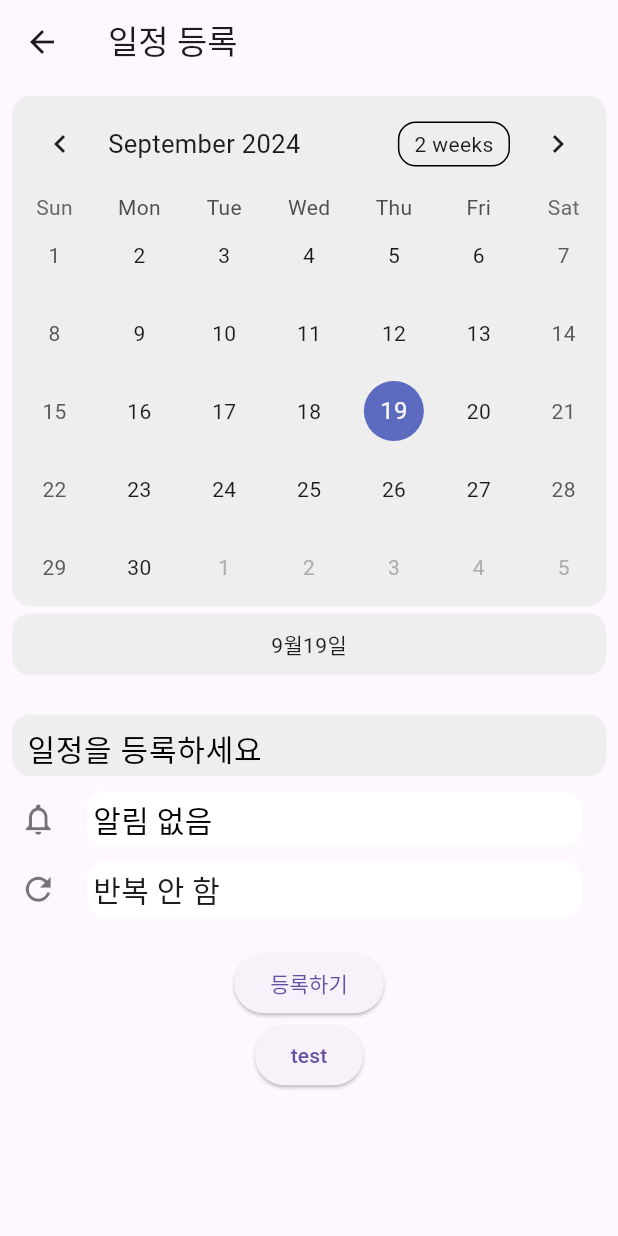
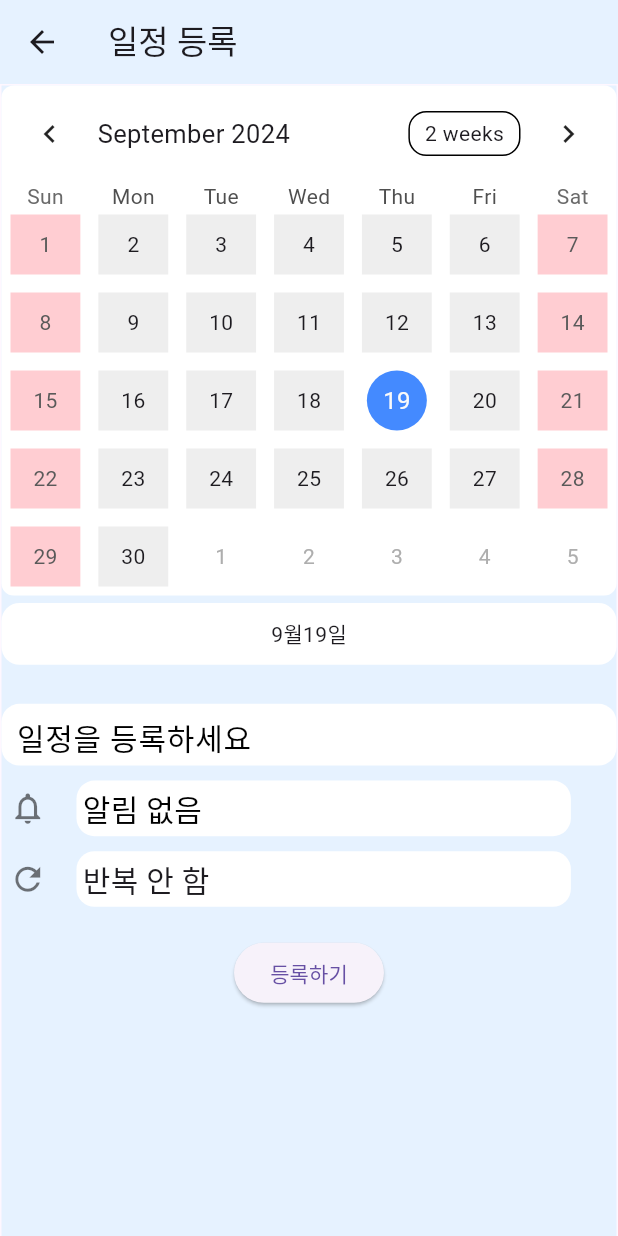
Before and after one commit to vxornjs11/Practice, a Flutter app: the Set_schedul screen opened directly, on a phone screen of 412 x 824 dp. Run offline on Flutter 3.47's test engine with Material 3 defaults, Android fonts, the phone set to English and light mode, and no system bars; drawn by our look-alikes of table_calendar; our stand-ins replace cloud_firestore, firebase_core, fl_chart, flutter_local_notifications, get and 3 more; missing offline and left inert: dart:ffi; accounts and stored records are empty.

```diff
--- a/lib/screen/Set_schedule.dart
+++ b/lib/screen/Set_schedule.dart
@@ -8,6 +8,7 @@ import 'package:get/get.dart';
 import 'package:intl/intl.dart';
 import 'package:practice_01_app/home.dart';
 import 'package:practice_01_app/main.dart';
+import 'package:practice_01_app/provinder/color_provinder.dart';
 import 'package:practice_01_app/provinder/count_provinder.dart';
 import 'package:practice_01_app/provinder/timer_provinder.dart';
 import 'package:practice_01_app/screen/Refresh.dart';
@@ -352,8 +353,10 @@ class __Set_schedulState extends State<Set_schedul> {
     // TextEditingController text_title;
     // var styles = TextStyle(
     //     fontSize: 16, color: Colors.grey.shade600, fontWeight: FontWeight.w500);
+    return Consumer<ColorProvider>(builder: (context, value, child) {
       return Scaffold(
           appBar: AppBar(
+            backgroundColor: value.backgroundColor,
             title: const Text("일정 등록"),
             leading: IconButton(
               icon: const Icon(Icons.arrow_back),
@@ -371,13 +374,21 @@ class __Set_schedulState extends State<Set_schedul> {
           ),
           body: SingleChildScrollView(
             child: Padding(
-            padding: const EdgeInsets.all(8.0),
+              padding: const EdgeInsets.all(1.0),
+              child: Consumer<ColorProvider>(builder: (context, value, child) {
+                return Container(
+                  width: size.width * 1,
+                  height: size.height * 1,
+                  decoration: BoxDecoration(
+                    color: value.backgroundColor,
+                  ),
                   child: Column(
                     children: [
                       Container(
                         decoration: BoxDecoration(
-                      borderRadius: BorderRadius.circular(12.0),
-                      color: Colors.grey.shade200),
+                            // 달력순간이동
+                            borderRadius: BorderRadius.circular(8.0),
+                            color: Colors.white),
                         child: TableCalendar(
                           onDaySelected: onDaySelected,
                           selectedDayPredicate: (date) {
@@ -386,6 +397,34 @@ class __Set_schedulState extends State<Set_schedul> {
                           firstDay: DateTime.utc(2010, 10, 16),
                           lastDay: DateTime.utc(2030, 3, 14),
                           focusedDay: DateTime.now(),
+                          calendarBuilders: CalendarBuilders(
+                            markerBuilder: (context, date, events) {
+                              if (events.isNotEmpty) {
+                                return Positioned(
+                                  right: 20,
+                                  bottom: 1,
+                                  child: _buildEventsMarker(date, events),
+                                );
+                              }
+                              return null;
+                            },
+                          ),
+                          calendarStyle: CalendarStyle(
+                            defaultDecoration: BoxDecoration(
+                              color: Colors.grey.shade200, // 기본 날짜 셀 배경색
+                            ),
+                            weekendDecoration: BoxDecoration(
+                              color: Colors.red.shade100, // 주말 날짜 셀 배경색
+                            ),
+                            selectedDecoration: BoxDecoration(
+                              color: Colors.blueAccent, // 선택된 날짜 셀 배경색
+                              shape: BoxShape.circle,
+                            ),
+                            todayDecoration: BoxDecoration(
+                              color: Colors.orangeAccent, // 오늘 날짜 셀 배경색
+                              shape: BoxShape.circle,
+                            ),
+                          ),
                         ),
                       ),
                       const SizedBox(
@@ -394,14 +433,15 @@ class __Set_schedulState extends State<Set_schedul> {
                       Container(
                         decoration: BoxDecoration(
                             borderRadius: BorderRadius.circular(12.0),
-                      color: Colors.grey.shade200),
+                            color: Colors.white),
                         width: size.width * 1,
                         height: size.height * 0.05,
                         child: context.watch<CounterProvider>().day != ""
                             ? Consumer<CounterProvider>(
                                 builder: (context, value, child) {
                                   return Center(
-                                child: Text("${value.month}월${value.day}일"));
+                                      child:
+                                          Text("${value.month}월${value.day}일"));
                                 },
                               )
                             : Center(
@@ -415,7 +455,7 @@ class __Set_schedulState extends State<Set_schedul> {
                       Container(
                         decoration: BoxDecoration(
                             borderRadius: BorderRadius.circular(12.0),
-                      color: Colors.grey.shade200),
+                            color: Colors.white),
                         width: size.width * 1,
                         height: size.height * 0.05,
                         child: TextField(
@@ -425,8 +465,8 @@ class __Set_schedulState extends State<Set_schedul> {
                               fontSize: 20,
                               color: Colors.black,
                             ),
-                      contentPadding:
-                          EdgeInsets.symmetric(vertical: 0.0, horizontal: 10.0),
+                            contentPadding: EdgeInsets.symmetric(
+                                vertical: 0.0, horizontal: 10.0),
                             hintText: '일정을 등록하세요',
                             border: InputBorder.none,
                             // suffixIcon: IconButton(
@@ -585,7 +625,8 @@ class __Set_schedulState extends State<Set_schedul> {
                           onPressed: () async {
                             String day = context.read<CounterProvider>().day;
                             String year = context.read<CounterProvider>().year;
-                      String month = context.read<CounterProvider>().month;
+                            String month =
+                                context.read<CounterProvider>().month;
                             // _addNewSchedule();
                             DateTime today = DateTime.now();
 
@@ -598,7 +639,8 @@ class __Set_schedulState extends State<Set_schedul> {
                                 selectedDate_.day);
 
                             // 비교: selectedDate_가 오늘 이전인지 확인
-                      if (selectedDateWithoutTime.isBefore(todayWithoutTime)) {
+                            if (selectedDateWithoutTime
+                                .isBefore(todayWithoutTime)) {
                               print("선택된 날짜는 오늘보다 이전입니다.");
                               AlertDialog_Calendar();
                             } else {
@@ -612,8 +654,9 @@ class __Set_schedulState extends State<Set_schedul> {
                                     "month": month == ""
                                         ? selectedDate.month
                                         : int.parse(month),
-                              "day":
-                                  day == "" ? selectedDate.day : int.parse(day),
+                                    "day": day == ""
+                                        ? selectedDate.day
+                                        : int.parse(day),
                                     "hour": _selectedHour,
                                     "minit": _selectedMinute,
                                     "option": option,
@@ -637,8 +680,12 @@ class __Set_schedulState extends State<Set_schedul> {
                                     newYear: '', newMonth: '', newDay: '');
 
                                 _selectedDate = DateTime(
-                            year == "" ? selectedDate.year : int.parse(year),
-                            month == "" ? selectedDate.month : int.parse(month),
+                                  year == ""
+                                      ? selectedDate.year
+                                      : int.parse(year),
+                                  month == ""
+                                      ? selectedDate.month
+                                      : int.parse(month),
                                   day == "" ? selectedDate.day : int.parse(day),
                                   _selectedHour,
                                   _selectedMinute,
@@ -700,20 +747,23 @@ class __Set_schedulState extends State<Set_schedul> {
                             //     _selectedDate, schedule_Write, option);
                           },
                           child: Text("등록하기")),
-                ElevatedButton(
-                    onPressed: () async {
-                      flutterLocalNotificationsPlugin.cancelAll();
-                      final pendingNotifications =
-                          await flutterLocalNotificationsPlugin
-                              .pendingNotificationRequests();
-                      print(
-                          'Pending notifications: ${pendingNotifications.length}');
-                    },
-                    child: Text("test")),
+                      // ElevatedButton(
+                      //     onPressed: () async {
+                      //       flutterLocalNotificationsPlugin.cancelAll();
+                      //       final pendingNotifications =
+                      //           await flutterLocalNotificationsPlugin
+                      //               .pendingNotificationRequests();
+                      //       print(
+                      //           'Pending notifications: ${pendingNotifications.length}');
+                      //     },
+                      //     child: Text("test")),
                     ],
                   ),
+                );
+              }),
             ),
           ));
+    });
   }
 
   void onDaySelected(DateTime selectedDate, DateTime focusedDate) {
@@ -875,6 +925,24 @@ class __Set_schedulState extends State<Set_schedul> {
   //   }
   // }
 
+  Widget _buildEventsMarker(DateTime date, List events) {
+    return Container(
+      decoration: BoxDecoration(
+        shape: BoxShape.circle,
+        color: Colors.blueAccent,
+      ),
+      width: 10.0,
+      height: 15.0,
+      child: Center(
+        child: Text(
+          '${events.length}',
+          style: TextStyle().copyWith(
+              color: Colors.white, fontSize: 10.0, fontWeight: FontWeight.bold),
+        ),
+      ),
+    );
+  }
+
   Future<void> AlertDialog_Calendar() {
     // late String timeText_1 = "오전";
     return showDialog<Void>(
```
Also changed, not shown: lib/screen/Calendar.dart (+98 -74 lines). Lines whose indentation alone changed are shown as unchanged.
